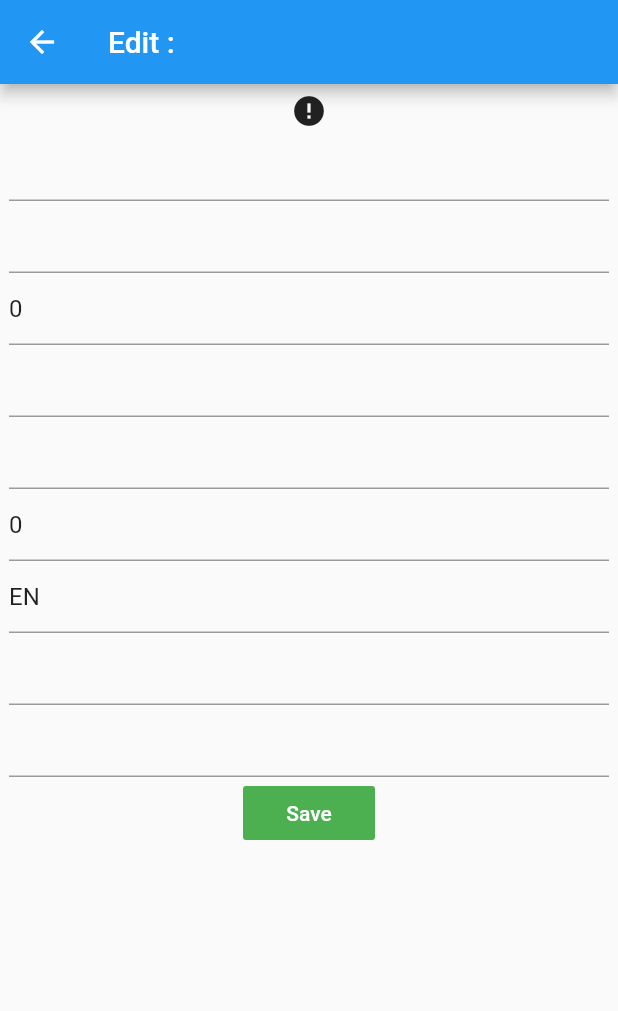
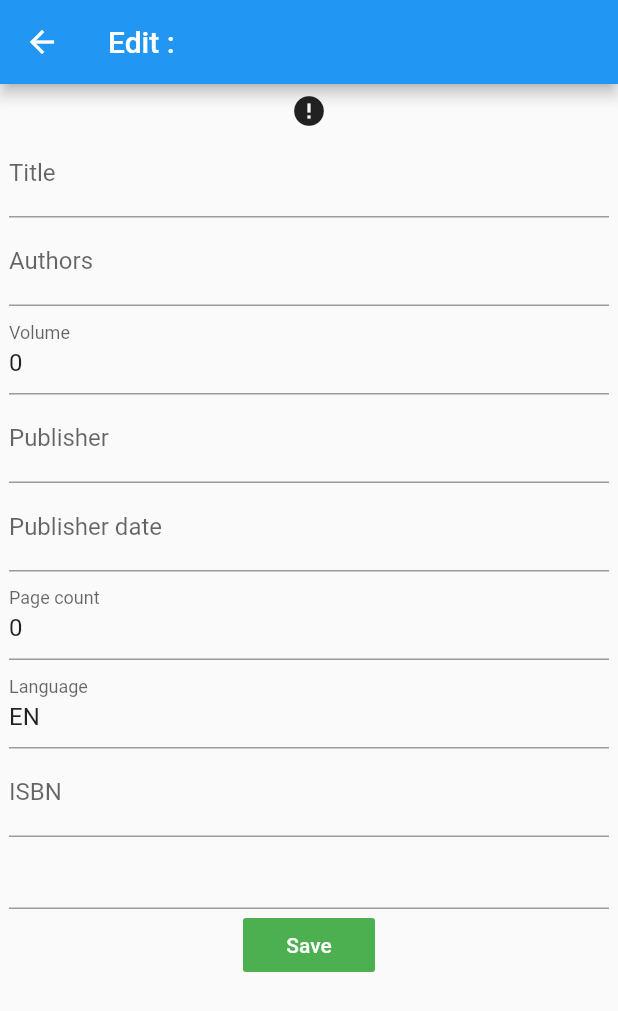
Before and after one commit to LolnationCH/Inventory-Keeper, a Flutter app: the BookWidgetEditor screen opened directly, on a phone screen of 412 x 824 dp. Shown: the top 1011 px of the screen. Run offline on Flutter 3.47's test engine with Material 2 defaults, Android fonts, the phone set to English and light mode, and no system bars; drawn by our look-alikes of cached_network_image; missing offline and left inert: qr_mobile_vision; network calls fail; project files that could hold a hidden picture were left out.

Commit message:
Part 3 : Added lables to editor fields

```diff
--- a/lib/objects/Books.dart
+++ b/lib/objects/Books.dart
@@ -45,8 +45,8 @@ class Book{
 
   String getIdentifier() { return this.identifier.identifier; }
   String getAuthors() { return this.authors.toString().replaceAll('[', '').replaceAll(']', ''); }
-  String getVolumeNumber() { return this.volumeNumber.toString(); }
-  String getPageCount() { return this.pageCount.toString(); }
+  String getVolumeNumber() { return this.volumeNumber == null ? '-1' : this.volumeNumber.toString(); }
+  String getPageCount() { return this.pageCount == null ? '-1' : this.pageCount.toString(); }
 
   void setIdentifier(String identifier) { this.identifier.identifier = identifier; }
   void setAuthors(String authors) { this.authors = authors.split(','); }
--- a/lib/view/bookWidgetEditor.dart
+++ b/lib/view/bookWidgetEditor.dart
@@ -1,7 +1,6 @@
 import 'package:flutter/material.dart';
 import 'package:flutter/services.dart';
 import 'package:cached_network_image/cached_network_image.dart';
-import 'package:inventory_keeper/queries/SaveFile.dart';
 
 import '../objects/Books.dart';
 
@@ -43,15 +42,16 @@ class _BookWidgetEditor extends State<BookWidgetEditor>
   List<Widget> getGenericInfo() => [
     Align(
       alignment: Alignment.centerLeft,
-      child: TextField(controller: titleController),
+      child: TextField(decoration: InputDecoration(labelText: 'Title'), controller: titleController),
     ),
     Align(
       alignment: Alignment.centerLeft,
-      child: TextField(controller: authorController)
+      child: TextField(decoration: InputDecoration(labelText: 'Authors'), controller: authorController)
     ),
     Align(
       alignment: Alignment.centerLeft,
       child: TextField(
+        decoration: InputDecoration(labelText: 'Volume'),
         controller: volumeController,
         keyboardType: TextInputType.number,
         inputFormatters: <TextInputFormatter>[
@@ -61,15 +61,17 @@ class _BookWidgetEditor extends State<BookWidgetEditor>
     ),
     Align(
       alignment: Alignment.centerLeft,
-      child: TextField(controller: publisherController)
+      child: TextField(decoration: InputDecoration(labelText: 'Publisher'), controller: publisherController)
     ),
     Align(
       alignment: Alignment.centerLeft,
-      child: TextField(controller: publishedDateController)
+      child: TextField(decoration: InputDecoration(labelText: 'Publisher date'), controller: publishedDateController)
     ),
     Align(
       alignment: Alignment.centerLeft,
-      child: TextField(controller: pageCountController,
+      child: TextField(
+        decoration: InputDecoration(labelText: 'Page count'),
+        controller: pageCountController,
         keyboardType: TextInputType.number,
         inputFormatters: <TextInputFormatter>[
           WhitelistingTextInputFormatter.digitsOnly
@@ -78,11 +80,13 @@ class _BookWidgetEditor extends State<BookWidgetEditor>
     ),
     Align(
       alignment: Alignment.centerLeft,
-      child: TextField(controller: languageController)
+      child: TextField(decoration: InputDecoration(labelText: 'Language'), controller: languageController)
     ),
     Align(
       alignment: Alignment.centerLeft,
-      child: TextField(controller: isbnController,
+      child: TextField(
+        decoration: InputDecoration(labelText: 'ISBN'),
+        controller: isbnController,
         keyboardType: TextInputType.number,
         inputFormatters: <TextInputFormatter>[
           WhitelistingTextInputFormatter.digitsOnly
```
